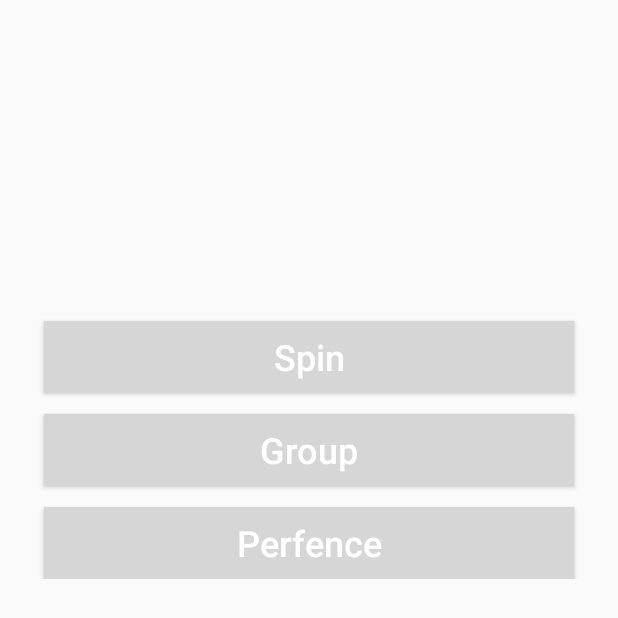
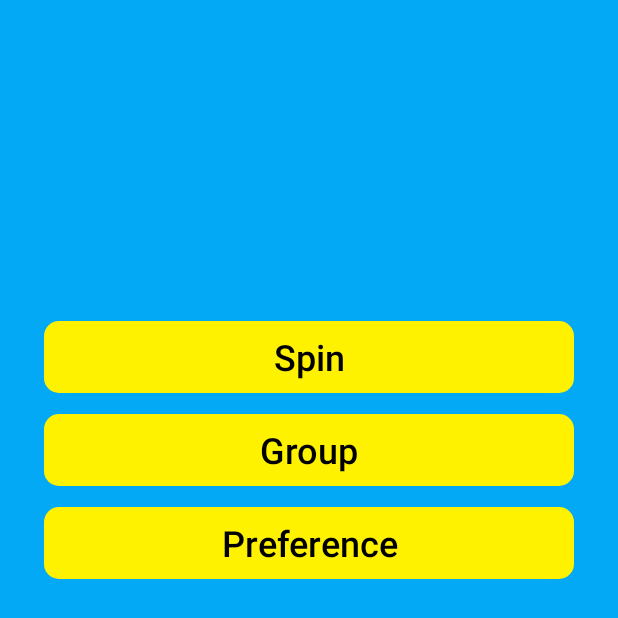
Before and after one commit to Erdi-Kidane/cs130, an Android app: the MainPageActivity screen opened directly, with no data from a screen before it, on a phone screen of 412 x 824 dp. Shown: the top 618 px of the screen. Run offline under Robolectric (Android 15) with nearby library versions, the phone set to English and light mode, and no system bars.

Commit message:
new UI design

```diff
--- a/app/src/main/AndroidManifest.xml
+++ b/app/src/main/AndroidManifest.xml
@@ -14,7 +14,7 @@
         <activity
             android:name=".Spinner"
             android:label="@string/title_activity_spinner"
-            android:theme="@style/AppTheme.NoActionBar"></activity>
+            android:theme="@style/AppTheme.NoActionBar" />
         <activity android:name=".GetAndPut" />
         <activity android:name=".MainPageActivity" />
         <activity android:name=".GroupChatActivity" />
@@ -28,6 +28,9 @@
                 <category android:name="android.intent.category.LAUNCHER" />
             </intent-filter>
         </activity>
+        <activity android:name=".Popup"
+            android:theme="@style/AppTheme.CustomTheme">
+        </activity>
     </application>
 
 </manifest>
--- a/app/src/main/res/drawable/buttons.xml
+++ b/app/src/main/res/drawable/buttons.xml
@@ -1,7 +1,8 @@
 <?xml version="1.0" encoding="utf-8"?>
 <shape xmlns:android="http://schemas.android.com/apk/res/android">
     <solid
-        android:color="@color/colorPrimary">
+        android:color="#FFF200">
 
     </solid>
+    <corners android:radius="10dp"/>
 </shape>
--- a/app/src/main/res/layout/activity_main_page.xml
+++ b/app/src/main/res/layout/activity_main_page.xml
@@ -7,17 +7,16 @@
     tools:context=".LoginActivity">
 
     <ScrollView
+
         android:layout_width="match_parent"
         android:layout_height="match_parent"
         android:layout_alignParentLeft="true"
-        android:layout_alignParentTop="true">
+        android:layout_alignParentTop="true"
+        android:background="#03A9F4">
 
         <RelativeLayout
             android:layout_width="match_parent"
             android:layout_height="wrap_content">
-
-
-
 
 
             <Button
@@ -25,50 +24,47 @@
                 android:layout_width="match_parent"
                 android:layout_height="wrap_content"
                 android:layout_below="@+id/login_password"
+                android:layout_marginLeft="29dp"
+                android:layout_marginTop="214dp"
+                android:layout_marginRight="29dp"
+                android:background="@drawable/buttons"
                 android:padding="4dp"
-                android:layout_marginTop="214dp"
-                android:layout_marginLeft="29dp"
-                android:layout_marginRight="29dp"
                 android:text="Spin"
                 android:textAllCaps="false"
-                android:textSize="24sp"
-                android:textColor="@android:color/background_light"
-                android:background="@drawable/buttons"
-                />
+                android:textColor="#000000"
+                android:textSize="24sp" />
+
             <Button
                 android:id="@+id/groupButton"
                 android:layout_width="match_parent"
                 android:layout_height="wrap_content"
                 android:layout_below="@+id/spinButton"
+                android:layout_marginLeft="29dp"
+                android:layout_marginTop="14dp"
+                android:layout_marginRight="29dp"
+                android:background="@drawable/buttons"
                 android:padding="4dp"
-                android:layout_marginTop="14dp"
-                android:layout_marginLeft="29dp"
-                android:layout_marginRight="29dp"
                 android:text="Group"
                 android:textAllCaps="false"
+                android:textColor="#000000"
                 android:textSize="24sp"
-                android:textColor="@android:color/background_light"
-                android:background="@drawable/buttons"
+
                 />
+            <!--android:textColor="@android:color/background_light" -->
             <Button
                 android:id="@+id/pbutton"
                 android:layout_width="match_parent"
                 android:layout_height="wrap_content"
                 android:layout_below="@+id/groupButton"
+                android:layout_marginLeft="29dp"
+                android:layout_marginTop="14dp"
+                android:layout_marginRight="29dp"
+                android:background="@drawable/buttons"
                 android:padding="4dp"
-                android:layout_marginTop="14dp"
-                android:layout_marginLeft="29dp"
-                android:layout_marginRight="29dp"
-                android:text="Perfence"
+                android:text="Preference"
                 android:textAllCaps="false"
-                android:textSize="24sp"
-                android:textColor="@android:color/background_light"
-                android:background="@drawable/buttons"
-                />
-
-
-
-
+                android:textColor="#000000"
+                android:textSize="24sp" />
 
 
         </RelativeLayout>
--- a/app/src/main/res/values/strings.xml
+++ b/app/src/main/res/values/strings.xml
@@ -4,4 +4,5 @@
     <!-- TODO: Remove or change this placeholder text -->
     <string name="hello_blank_fragment">Hello blank fragment</string>
     <string name="title_activity_spinner">Spinner</string>
+    <string name="title_activity_pop_up">PopUp</string>
 </resources>
--- a/app/src/main/res/values/styles.xml
+++ b/app/src/main/res/values/styles.xml
@@ -18,4 +18,9 @@
     <style name="AppTheme.AppBarOverlay" parent="ThemeOverlay.AppCompat.Dark.ActionBar" />
 
     <style name="AppTheme.PopupOverlay" parent="ThemeOverlay.AppCompat.Light" />
+
+    <style name="AppTheme.CustomTheme" >
+        <item name="android:windowIsTranslucent">true</item>
+        <item name="android:windowCloseOnTouchOutside">true</item>
+    </style>
 </resources>
```
Also changed, not shown: app/src/main/res/layout/content_spinner.xml (+24 -24 lines), app/src/main/res/layout/popupwindow.xml (added, +17 -0 lines).
